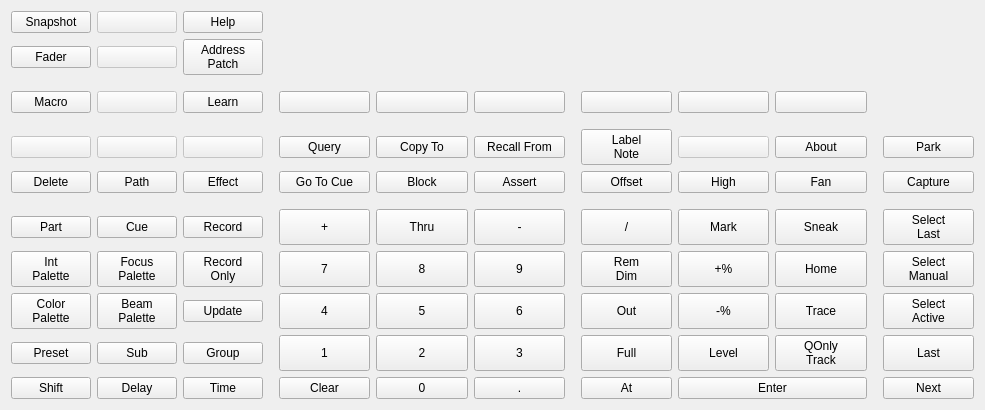
Above: src/boards/etc/eos/ui/keypad/eoskeypadform.ui from ApolloFops/universal-focus-remote before the change. Below: the same form after it.
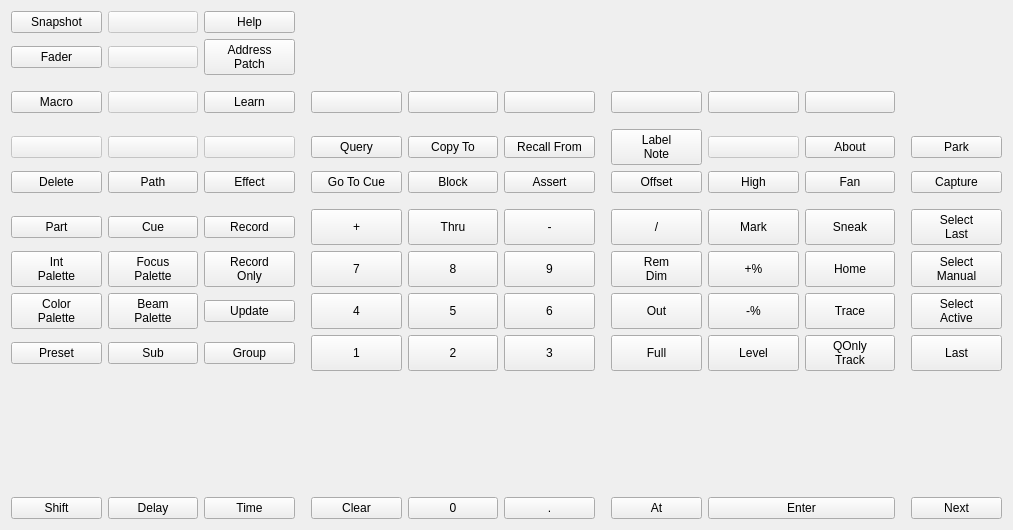
That is the form after the change. Custom widgets are drawn as their Qt base class.

Commit message:
Update the keypad scaling a lil bit
Should make things a bit more consistent.

Patch:
```diff
--- a/src/boards/etc/eos/ui/keypad/eoskeypadform.ui
+++ b/src/boards/etc/eos/ui/keypad/eoskeypadform.ui
@@ -6,8 +6,8 @@
    <rect>
     <x>0</x>
     <y>0</y>
-    <width>985</width>
-    <height>352</height>
+    <width>1013</width>
+    <height>530</height>
    </rect>
   </property>
   <property name="windowTitle">
@@ -15,7 +15,7 @@
   </property>
   <layout class="QVBoxLayout" name="verticalLayout">
    <item>
-    <layout class="QGridLayout" name="keypadLayout">
+    <layout class="QGridLayout" name="keypadLayout" rowstretch="1,1,0,1,0,1,1,0,1,1,1,1,1,0" columnstretch="1,1,1,0,1,1,1,0,1,1,1,0,1">
      <item row="2" column="0">
       <spacer name="verticalSpacer_3">
        <property name="orientation">
```
